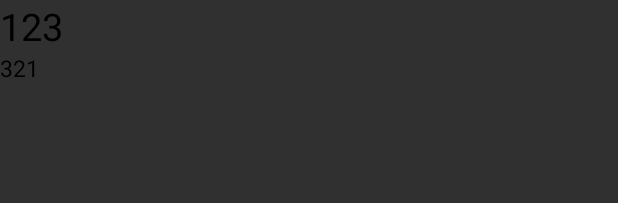
After one commit to Ep11phany/Naive-IntelliEducation-Android-Project, an Android app: the layout entity_question_item.xml on its own in the app's theme, with its tools: preview values and no code run, on a phone screen of 412 x 824 dp. The commit adds this screen. Shown: the top 203 px of the screen. Run offline under Robolectric (Android 15) with nearby library versions, the phone set to English and light mode, and no system bars.

Commit message:
实体详情加入试题页

```diff
--- /dev/null
+++ b/project/app/src/main/res/layout/entity_question_item.xml
@@ -0,0 +1,32 @@
+<?xml version="1.0" encoding="utf-8"?>
+<RelativeLayout
+    xmlns:android="http://schemas.android.com/apk/res/android"
+    android:layout_width="match_parent"
+    android:layout_height="wrap_content"
+    >
+    <LinearLayout
+        android:id="@+id/question_item"
+        android:orientation="vertical"
+        android:layout_width="match_parent"
+        android:layout_height="wrap_content">
+        <TextView
+            android:layout_width="match_parent"
+            android:layout_height="wrap_content"
+            android:layout_weight="2"
+            android:id="@+id/question_body"
+            android:textColor="#000000"
+            android:text="123"
+            android:textSize="25dp"
+            android:gravity="left"/>
+        <TextView
+            android:layout_width="match_parent"
+            android:layout_height="wrap_content"
+            android:id="@+id/question_answer"
+            android:layout_weight="1"
+            android:textColor="#000000"
+            android:text="321"
+            android:textSize="15dp"
+            android:gravity="left"
+            />
+    </LinearLayout>
+</RelativeLayout>
```
Also changed, not shown: project/app/src/main/java/com/example/ksandroidplayerdemo/EntityActivity.java (+25 -1 lines), project/app/src/main/java/com/example/ksandroidplayerdemo/EntityFragment/QuestionFragment.java (+58 -0 lines), project/app/src/main/res/layout/entity_question.xml (added, +23 -0 lines).
